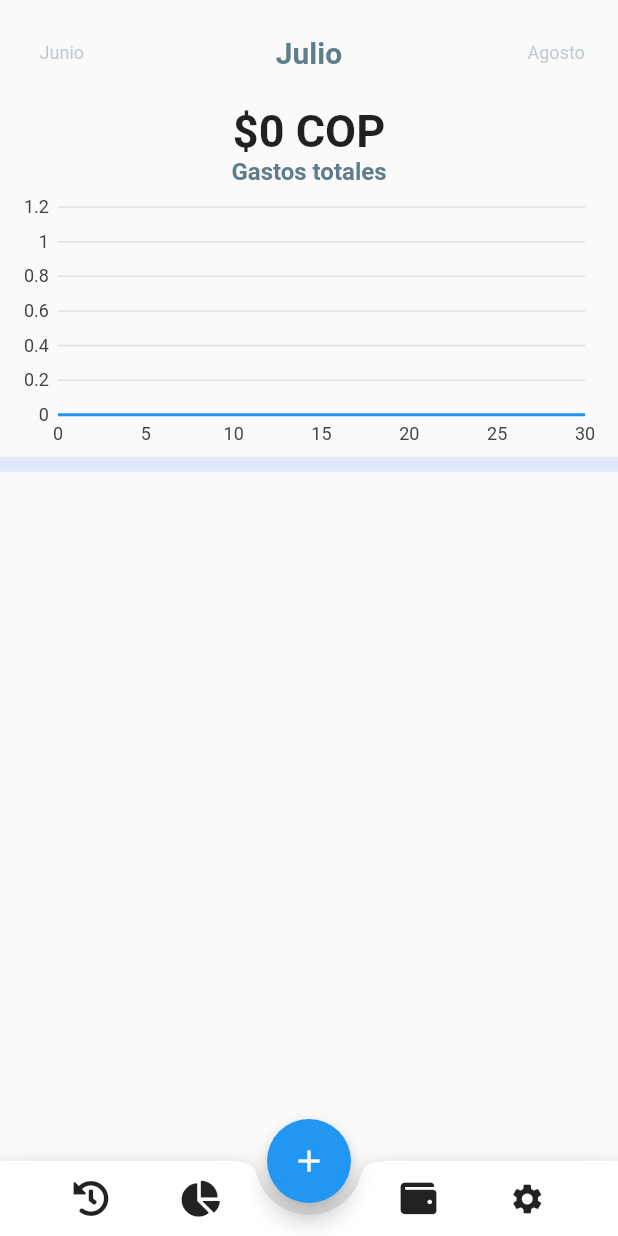
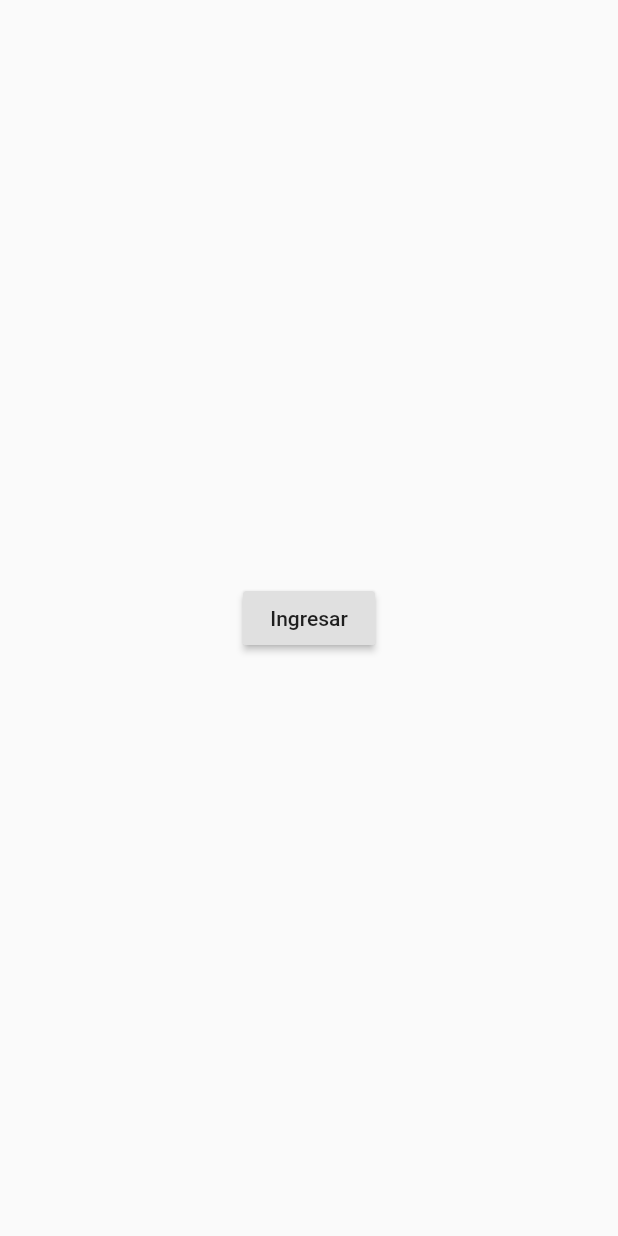
Before and after one commit to jumorap/MyWallet_FirstView, a Flutter app: the screen it shows after launch, on a phone screen of 412 x 824 dp. Run offline on Flutter 3.47's test engine with Material 2 defaults, Android fonts, the light colour scheme and no system bars; our stand-ins replace charts_flutter, cloud_firestore, firebase_auth, font_awesome_flutter, google_sign_in; accounts and stored records are empty.

Commit message:
Right now, our users can sign in with their Google Account, but still we are working this. Was created some layouts where the user can login an logout, but there is an error with sync in Google Account (error number 1205, we tried of add value SHA-1 to Firebase, but this solution don't fixed the problem), we gonna working in this and we'll find a solution replacing methods in login_state.dart

```diff
--- /dev/null
+++ b/lib/login_state.dart
@@ -0,0 +1,56 @@
+import 'package:flutter/material.dart';
+import 'package:firebase_auth/firebase_auth.dart';
+import 'package:font_awesome_flutter/font_awesome_flutter.dart';
+import 'package:google_sign_in/google_sign_in.dart';
+
+class LoginState with ChangeNotifier {
+  final GoogleSignIn _googleSignIn = GoogleSignIn(
+    scopes: [
+      'email',
+      'https://www.googleapis.com/auth/contacts.readonly',
+    ],
+  );
+  final FirebaseAuth _auth = FirebaseAuth.instance;
+
+  bool _loggedIn = false;
+  bool isLoggedIn() => _loggedIn;
+
+  void login() async{
+    var user = await _handleSignIn();
+
+    if (user != null) {
+      _loggedIn = true;
+    } else {
+      _loggedIn = false;
+    }
+    notifyListeners();
+  }
+
+  void logout() {
+    _loggedIn = false;
+    notifyListeners();
+  }
+
+  Future<FirebaseUser> _handleSignIn() async {
+    final GoogleSignInAccount googleUser = await _googleSignIn.signIn();
+    final GoogleSignInAuthentication googleAuth = await googleUser.authentication;
+
+    final AuthCredential credential = GoogleAuthProvider.getCredential(
+        accessToken: googleAuth.accessToken,
+        idToken: googleAuth.idToken
+    );
+
+    final FirebaseUser user = (await _auth.signInWithCredential(credential)) as FirebaseUser;
+    print("signed in" + user.displayName);
+    return user;
+  }
+/*
+  Future<FirebaseUser> _handleSignIn() async {
+    try {
+      await _googleSignIn.signIn();
+    } catch (error) {
+      print(error);
+    }
+  }
+  */
+}
--- a/lib/main.dart
+++ b/lib/main.dart
@@ -1,27 +1,44 @@
+import 'package:emulateios/login_state.dart';
 import 'package:emulateios/pages/add_page.dart';
 import 'package:emulateios/pages/home_page.dart';
+import 'package:emulateios/pages/login_page.dart';
 import 'package:flutter/material.dart';
-
-
+import 'package:provider/provider.dart';
 
 void main() {
   runApp(MyApp());
 }
 
 class MyApp extends StatelessWidget {
-  // This widget is the root of your application.
   @override
   Widget build(BuildContext context) {
-    return MaterialApp(
-      title: 'Flutter Demo',
-      theme: ThemeData(
-        primarySwatch: Colors.blue,
-        visualDensity: VisualDensity.adaptivePlatformDensity,
+    //By suggestion from Google, was included "ChangeNotifierProvider" way the class login_state
+    // was used because is necessary send the state of [_loggedIn] in different class to know when
+    // an user is logged and the app "remember" this state
+    return ChangeNotifierProvider<LoginState>(
+      builder: (BuildContext context) => LoginState(),
+      //create: (BuildContext context) async => LoginState(),
+      //lazy: false,
+      child: MaterialApp(
+        title: 'Flutter Demo',
+        theme: ThemeData(
+          primarySwatch: Colors.blue,
+          //visualDensity: VisualDensity.adaptivePlatformDensity,
+        ),
+        routes: { //Declare the routes-pages-layouts to surf about the app
+          '/': (BuildContext context) {
+            //To define the Layout that appear to our users, depending if they are logged or not
+            // we use the class LoginState defined before
+            var state = Provider.of<LoginState>(context);
+            if (state.isLoggedIn()) {
+              return MyHomePage();
+            } else {
+              return LoginPage();
+            }
+          },
+      '/add': (BuildContext context) => AddPage(),
+        },
       ),
-      routes: { //Declarate the routes-pages-layouts to surf about the app
-        '/': (BuildContext context) => MyHomePage(),
-        '/add': (BuildContext context) => AddPage(),
-      },
     );
   }
 }
--- a/lib/pages/home_page.dart
+++ b/lib/pages/home_page.dart
@@ -2,6 +2,9 @@ import 'package:emulateios/month_widget.dart';
 import 'package:flutter/material.dart';
 import 'package:font_awesome_flutter/font_awesome_flutter.dart';
 import 'package:cloud_firestore/cloud_firestore.dart';
+import 'package:provider/provider.dart';
+
+import '../login_state.dart';
 
 class MyHomePage extends StatefulWidget {
   MyHomePage({Key key, this.title}) : super(key: key);
@@ -32,10 +35,14 @@ class _MyHomePageState extends State<MyHomePage> {
     );
   }
 
-  Widget _bottomAction(IconData icon){
+  Widget _bottomAction(IconData icon, Function callback){
     return InkWell(
-      child: Icon(icon),
-      onTap: (){},
+      // Next line can build a padding on the down buttons, giving place to be selected
+      child: Padding(
+        padding: const EdgeInsets.all(8.0),
+        child: Icon(icon),
+      ),
+      onTap: callback,
     );
   }
 
@@ -51,12 +58,14 @@ class _MyHomePageState extends State<MyHomePage> {
               mainAxisSize: MainAxisSize.max,
               mainAxisAlignment: MainAxisAlignment.spaceEvenly,
               children: <Widget>[
-                _bottomAction(FontAwesomeIcons.history),
-                _bottomAction(FontAwesomeIcons.chartPie),
+                _bottomAction(FontAwesomeIcons.history, (){}),
+                _bottomAction(FontAwesomeIcons.chartPie, (){}),
                 //The dock size is defined by
                 SizedBox(width: 25.0, height: 50.0),
-                _bottomAction(FontAwesomeIcons.wallet),
-                _bottomAction(Icons.settings),
+                _bottomAction(FontAwesomeIcons.wallet, (){}),
+                _bottomAction(Icons.settings, () {
+                  Provider.of<LoginState>(context).logout();
+                }),
               ]
           )
       ),
--- /dev/null
+++ b/lib/pages/login_page.dart
@@ -0,0 +1,20 @@
+import 'package:flutter/material.dart';
+import 'package:provider/provider.dart';
+
+import '../login_state.dart';
+
+class LoginPage extends StatelessWidget {
+  @override
+  Widget build(BuildContext context) {
+    return Scaffold(
+      body: Center(
+        child: RaisedButton(
+          child: Text("Ingresar"),
+          onPressed: () {
+            Provider.of<LoginState>(context).login();
+          },
+        ),
+      ),
+    );
+  }
+}
--- a/pubspec.yaml
+++ b/pubspec.yaml
@@ -29,10 +29,12 @@ dependencies:
   charts_flutter: ^0.6.0
   cloud_firestore: ^0.13.7
 
-
   # The following adds the Cupertino Icons font to your application.
   # Use with the CupertinoIcons class for iOS style icons.
   cupertino_icons: ^0.1.3
+  provider: ^2.0.1
+  google_sign_in: ^4.5.1
+  firebase_auth: ^0.16.1
 
 dev_dependencies:
   flutter_test:
```
Also changed, not shown: pubspec.lock, 2 other files.
